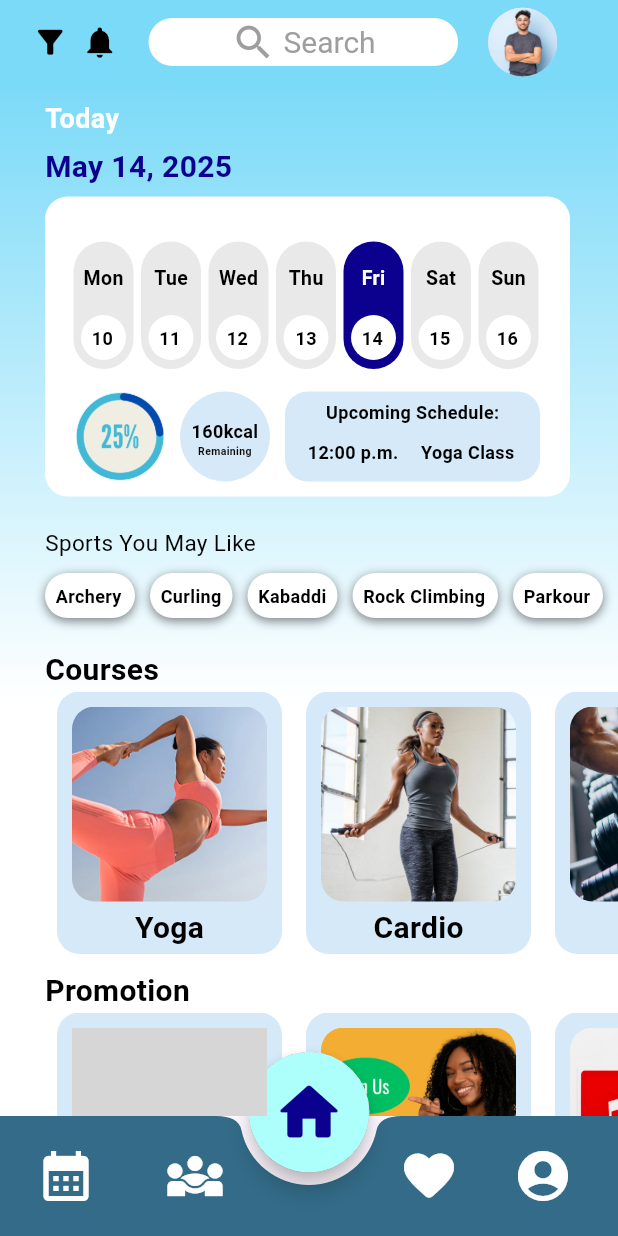
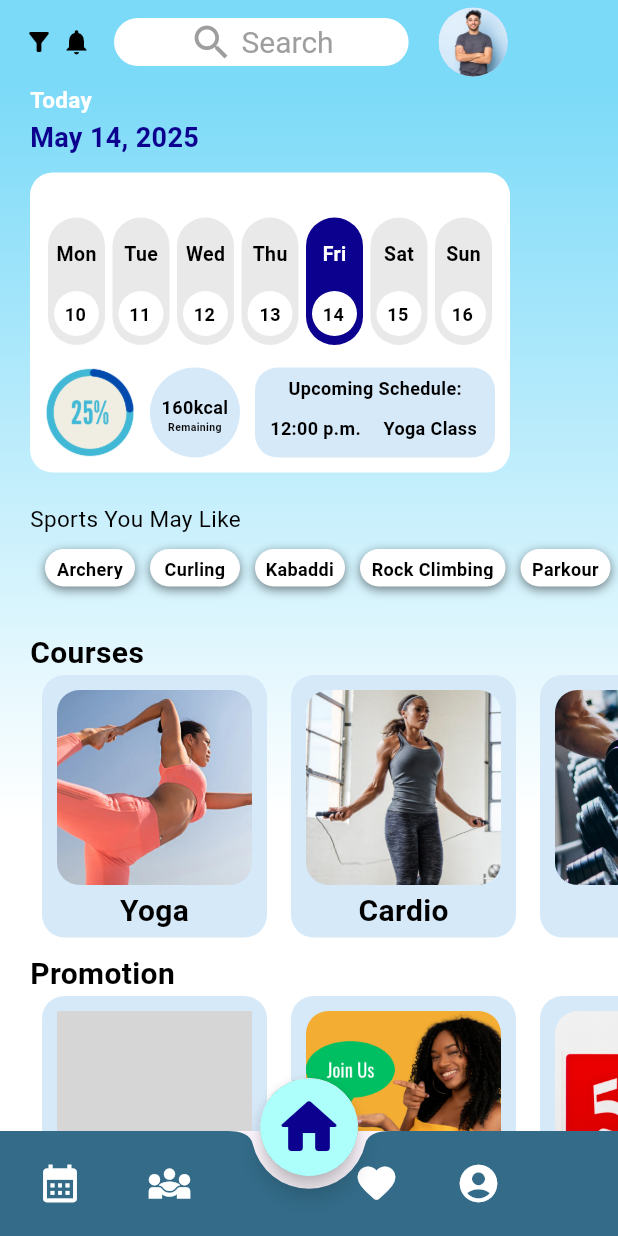
Before and after one commit to RRTeoh/Mobile, a Flutter app: the screen it shows after launch, on a phone screen of 412 x 824 dp. Run offline on Flutter 3.47's test engine with Material 3 defaults, Android fonts, the phone set to English and light mode, and no system bars; grey boxes are pictures that could not be loaded.

Commit message:
change to small phone adjustment

```diff
--- a/lib/bottom_widgets/bottom_app.dart
+++ b/lib/bottom_widgets/bottom_app.dart
@@ -30,8 +30,8 @@
 
       // 🔘 FAB in the center
       floatingActionButton: Container(
-        height: 80,
-        width: 80,
+        height: 65,
+        width: 65,
         margin: const EdgeInsets.only(bottom: 5),
         decoration: BoxDecoration(
           shape: BoxShape.circle,
@@ -54,7 +54,7 @@
         backgroundColor: myCurrentIndex == 0? const Color.fromARGB(255, 172, 255, 251) :Color.fromARGB(255, 51, 107, 136),
         child: Icon(
           Icons.home_rounded,
-          size: 50,
+          size: 48,
           color: myCurrentIndex == 0? const Color.fromARGB(255, 12, 0, 143) : Colors.white,
         ),
       ),
@@ -63,19 +63,21 @@
 
 
       bottomNavigationBar: BottomAppBar(
+        height: 70,
         shape: const CircularNotchedRectangle(),
         notchMargin: 6.0,
         color:  const Color.fromARGB(255, 51, 107, 136),
         //child: SizedBox(
           child: Row(
             mainAxisAlignment: MainAxisAlignment.start,
+
             children: [
               //SizedBox(width: 0),
               // Left side icons
               IconButton(
                 icon: Icon(
                   Icons.calendar_month_sharp,
-                  size: 40,
+                  size: 30,
                   color: myCurrentIndex == 1
                       ? const Color.fromARGB(255, 12, 0, 143)
                       : Colors.white,
@@ -86,11 +88,11 @@
                   });
                 },
               ),
-              SizedBox(width: 30),
+              SizedBox(width: 25),
               IconButton(
                 icon: Icon(
                   Icons.diversity_3_outlined,
-                  size: 40,
+                  size: 30,
                   color: myCurrentIndex == 2
                       ? const Color.fromARGB(255, 12, 0, 143)
                       : Colors.white,
@@ -102,13 +104,13 @@
                 },
               ),
 
-              const SizedBox(width: 100), // Space for FAB
+              const SizedBox(width: 90), // Space for FAB
 
               // Right side icons
               IconButton(
                 icon: Icon(
                   Icons.favorite_rounded,
-                  size: 40,
+                  size: 30,
                   color: myCurrentIndex == 3
                       ? const Color.fromARGB(255, 12, 0, 143)
                       : Colors.white,
@@ -123,7 +125,7 @@
               IconButton(
                 icon: Icon(
                   Icons.account_circle_rounded,
-                  size: 40,
+                  size: 30,
                   color: myCurrentIndex == 4
                       ? const Color.fromARGB(255, 12, 0, 143)
                       : Colors.white,
--- a/lib/screens/home_page.dart
+++ b/lib/screens/home_page.dart
@@ -22,7 +22,7 @@
         title: Row(
           children: [
             Padding(
-              padding: EdgeInsets.only(left: 5),
+              padding: EdgeInsets.only(left: 0),
             ),
             //Container(
               //decoration: BoxDecoration(
@@ -34,10 +34,10 @@
               Icon(
                 Icons.filter_alt,
                 color:Colors.black,
-                size: 25
+                size: 20
                 ),
             //),
-            SizedBox(width: 8),
+            SizedBox(width: 5),
             //Container(
              // decoration: BoxDecoration(
                 //color: Colors.white,
@@ -48,13 +48,13 @@
               Icon(
                 Icons.notifications,
                 color: Colors.black,
-                size: 25
+                size: 20
                 ),
             //),
-            SizedBox(width: 10),
+            SizedBox(width: 5),
             Container(
-              margin: EdgeInsets.symmetric(horizontal: 10, vertical: 100),
-              padding: EdgeInsets.symmetric(horizontal: 55, vertical: 1),
+              margin: EdgeInsets.symmetric(horizontal: 10, vertical: 10),
+              padding: EdgeInsets.symmetric(horizontal: 50, vertical: 1),
               decoration: BoxDecoration(
                 color: Colors.white,
                 borderRadius: BorderRadius.circular(30),
@@ -98,7 +98,7 @@
             ],
             stops: [
               0.0, // sharp or not
-              0.6, // blue part
+              0.7, // blue part
             ],
           ),
         ),
@@ -106,30 +106,31 @@
           children:
           [
             Padding(
-          padding: EdgeInsets.only(left: 30, top:10, bottom:20), // right:30),
-          child: Column(
+          padding: EdgeInsets.only(left: 20, top:0, bottom:20), // right:30),
+          child:
+          Column(
             crossAxisAlignment: CrossAxisAlignment.start,
           children: [
             Text(
                 "Today",
               style: TextStyle(
-                fontSize: 18,
+                fontSize: 15,
                 fontWeight: FontWeight.bold,
                 color: Colors.white),
             ),
-            SizedBox(height:5),
+            SizedBox(height:2),
             Text(
                 "May 14, 2025",
                 style: TextStyle(
-                  fontSize: 20,
+                  fontSize: 18,
                   fontWeight: FontWeight.bold,
                   color: const Color.fromARGB(255, 12, 0, 143)
                 ),
             ),
-            SizedBox(height:5),
+            SizedBox(height:10),
             Container(
               height: 200,
-              width: 350,
+              width: 320,
               decoration: BoxDecoration(
                 color: Colors.white,
                 borderRadius: BorderRadius.circular(15),
@@ -139,11 +140,11 @@
                   Row(
                     children: [
                       //mon,tues,wed,thurs,fri,sat,sun
-                      SizedBox(width:19),
+                      SizedBox(width:12),
                       Container(
                         margin:EdgeInsets.only(top: 30),
                         height: 85,
-                        width: 40,
+                        width: 38,
                         decoration: BoxDecoration(
                           color: const Color.fromARGB(255, 233, 233, 233),
                           borderRadius: BorderRadius.circular(75)
@@ -188,7 +189,7 @@
                       Container(
                         margin:EdgeInsets.only(top: 30),
                         height: 85,
-                        width: 40,
+                        width: 38,
                         decoration: BoxDecoration(
                           color: const Color.fromARGB(255, 233, 233, 233),
                           borderRadius: BorderRadius.circular(75)
@@ -231,7 +232,7 @@
                       Container(
                         margin:EdgeInsets.only(top: 30),
                         height: 85,
-                        width: 40,
+                        width: 38,
                         decoration: BoxDecoration(
                           color: const Color.fromARGB(255, 233, 233, 233),
                           borderRadius: BorderRadius.circular(75)
@@ -274,7 +275,7 @@
                       Container(
                         margin:EdgeInsets.only(top: 30),
                         height: 85,
-                        width: 40,
+                        width: 38,
                         decoration: BoxDecoration(
                           color: const Color.fromARGB(255, 233, 233, 233),
                           borderRadius: BorderRadius.circular(75)
@@ -319,7 +320,7 @@
                       Container(
                         margin:EdgeInsets.only(top: 30),
                         height: 85,
-                        width: 40,
+                        width: 38,
                         decoration: BoxDecoration(
                           color: const Color.fromARGB(255, 12, 0, 143),
                           borderRadius: BorderRadius.circular(75)
@@ -362,7 +363,7 @@
                       Container(
                         margin:EdgeInsets.only(top: 30),
                         height: 85,
-                        width: 40,
+                        width: 38,
                         decoration: BoxDecoration(
                           color: const Color.fromARGB(255, 233, 233, 233),
                           borderRadius: BorderRadius.circular(75)
@@ -405,7 +406,7 @@
                       Container(
                         margin:EdgeInsets.only(top: 30),
                         height: 85,
-                        width: 40,
+                        width: 38,
                         decoration: BoxDecoration(
                           color: const Color.fromARGB(255, 233, 233, 233),
                           borderRadius: BorderRadius.circular(75)
@@ -450,7 +451,7 @@
                     children: [
                       //25%,calories,reminder
                       Container(
-                        margin:EdgeInsets.only(left: 20,top:15),
+                        margin:EdgeInsets.only(left: 10,top:15),
                         width: 60,
                         height: 60,
                         decoration: BoxDecoration(
@@ -500,7 +501,7 @@
                       Container(
                         margin:EdgeInsets.only(top:15),
                         height:60,
-                        width:170,
+                        width:160,
                         decoration: BoxDecoration(
                           color: const Color.fromARGB(255, 214,233,249),
                           borderRadius: BorderRadius.circular(15),
@@ -521,7 +522,7 @@
                             Row(
                               children:
                               [
-                                SizedBox(width:15),
+                                SizedBox(width:10),
                                 Text(
                                   "12:00 p.m.",
                                   textAlign: TextAlign.left,
@@ -564,10 +565,11 @@
               child:
               Row(
               children: [
+                SizedBox(width:10),
                 //list of sports you may like
                 Container(
-                  margin:EdgeInsets.only(top:10),
-                  height:30,
+                  margin:EdgeInsets.only(top:10,bottom:10),
+                  height:25,
                   width:60,
                   decoration: BoxDecoration(
                     color: Colors.white,
@@ -580,9 +582,10 @@
                       )
                     ]
                   ),
-                  padding: EdgeInsets.all(7),
+                  padding: EdgeInsets.all(5),
                   child: Text(
                     "Archery",
+                    textAlign: TextAlign.center,
                     style: TextStyle(
                       fontSize: 12,
                       fontWeight: FontWeight.bold,
@@ -592,34 +595,8 @@
                 ),
                 SizedBox(width:10),
                 Container(
-                  margin:EdgeInsets.only(top:10),
-                  height:30,
-                  width:55,
-                  decoration: BoxDecoration(
-                    color: Colors.white,
-                    borderRadius: BorderRadius.circular(15),
-                    boxShadow: [
-                      BoxShadow(
-                        color: Colors.black.withOpacity(0.5),
-                        blurRadius: 5,
-                        offset: Offset(0,2)
-                      )
-                    ]
-                  ),
-                  padding: EdgeInsets.all(7),
-                  child: Text(
-                    "Curling",
-                    style: TextStyle(
-                      fontSize: 12,
-                      fontWeight: FontWeight.bold,
-                      color: Colors.black
-                    )
-                  )
-                ),
-                SizedBox(width:10),
-                Container(
-                  margin:EdgeInsets.only(top:10),
-                  height:30,
+                  margin:EdgeInsets.only(top:10,bottom:10),
+                  height:25,
                   width:60,
                   decoration: BoxDecoration(
                     color: Colors.white,
@@ -632,9 +609,10 @@
                       )
                     ]
                   ),
-                  padding: EdgeInsets.all(7),
+                  padding: EdgeInsets.all(5),
                   child: Text(
-                    "Kabaddi",
+                    "Curling",
+                    textAlign: TextAlign.center,
                     style: TextStyle(
                       fontSize: 12,
                       fontWeight: FontWeight.bold,
@@ -644,8 +622,35 @@
                 ),
                 SizedBox(width:10),
                 Container(
-                  margin:EdgeInsets.only(top:10),
-                  height:30,
+                  margin:EdgeInsets.only(top:10,bottom:10),
+                  height:25,
+                  width:60,
+                  decoration: BoxDecoration(
+                    color: Colors.white,
+                    borderRadius: BorderRadius.circular(15),
+                    boxShadow: [
+                      BoxShadow(
+                        color: Colors.black.withOpacity(0.5),
+                        blurRadius: 5,
+                        offset: Offset(0,2)
+                      )
+                    ]
+                  ),
+                  padding: EdgeInsets.all(5),
+                  child: Text(
+                    "Kabaddi",
+                    textAlign: TextAlign.center,
+                    style: TextStyle(
+                      fontSize: 12,
+                      fontWeight: FontWeight.bold,
+                      color: Colors.black
+                    )
+                  )
+                ),
+                SizedBox(width:10),
+                Container(
+                  margin:EdgeInsets.only(top:10,bottom:10),
+                  height:25,
                   width:97,
                   decoration: BoxDecoration(
                     color: Colors.white,
@@ -658,9 +663,10 @@
                       )
                     ]
                   ),
-                  padding: EdgeInsets.all(7),
+                  padding: EdgeInsets.all(5),
                   child: Text(
                     "Rock Climbing",
+                    textAlign: TextAlign.center,
                     style: TextStyle(
                       fontSize: 12,
                       fontWeight: FontWeight.bold,
@@ -670,8 +676,8 @@
                 ),
                 SizedBox(width:10),
                 Container(
-                  margin:EdgeInsets.only(top:10),
-                  height:30,
+                  margin:EdgeInsets.only(top:10,bottom:10),
+                  height:25,
                   width:60,
                   decoration: BoxDecoration(
                     color: Colors.white,
@@ -684,19 +690,22 @@
                       )
                     ]
                   ),
-                  padding: EdgeInsets.all(7),
+                  padding: EdgeInsets.all(5),
                   child: Text(
                     "Parkour",
+                    textAlign: TextAlign.center,
                     style: TextStyle(
                       fontSize: 12,
                       fontWeight: FontWeight.bold,
                       color: Colors.black
                     )
                   )
-                )
+                ),
+                SizedBox(width:10)
               ],
             ),
             ),
+
             SizedBox(height:20),
             Text(
               "Courses",
```
